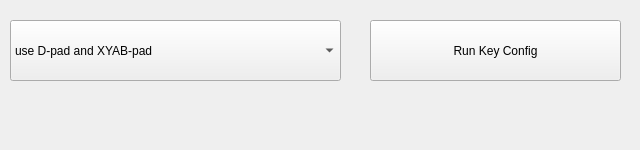
Qt form AntSnesQt/controlsettings.ui (Summeli/AntSnes) before a commit.
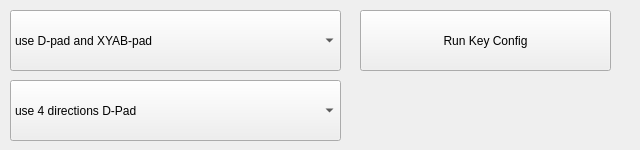
The same form after that commit.

Commit message: added 4-directions d-pad and (hopefully) fixed the buttons...

```diff
--- a/AntSnesQt/controlsettings.ui
+++ b/AntSnesQt/controlsettings.ui
@@ -32,8 +32,8 @@
   <widget class="QPushButton" name="keyconfigButton">
    <property name="geometry">
     <rect>
-     <x>370</x>
-     <y>20</y>
+     <x>360</x>
+     <y>10</y>
      <width>251</width>
      <height>61</height>
     </rect>
@@ -46,7 +46,7 @@
    <property name="geometry">
     <rect>
      <x>10</x>
-     <y>20</y>
+     <y>10</y>
      <width>331</width>
      <height>61</height>
     </rect>
@@ -62,6 +62,26 @@
     </property>
    </item>
   </widget>
+  <widget class="QComboBox" name="dpadSettings">
+   <property name="geometry">
+    <rect>
+     <x>10</x>
+     <y>80</y>
+     <width>331</width>
+     <height>61</height>
+    </rect>
+   </property>
+   <item>
+    <property name="text">
+     <string>use 4 directions D-Pad</string>
+    </property>
+   </item>
+   <item>
+    <property name="text">
+     <string>use 8 directions D-Pad</string>
+    </property>
+   </item>
+  </widget>
  </widget>
  <layoutdefault spacing="6" margin="11"/>
  <resources/>
```
The commit also changes 12 other files.
